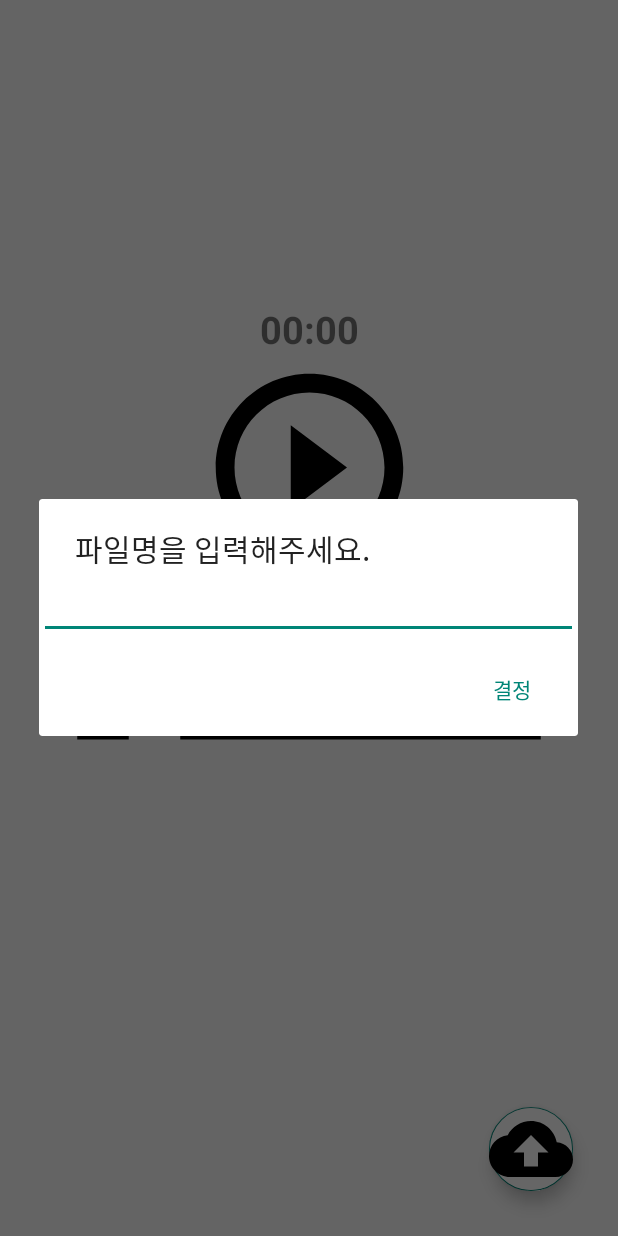
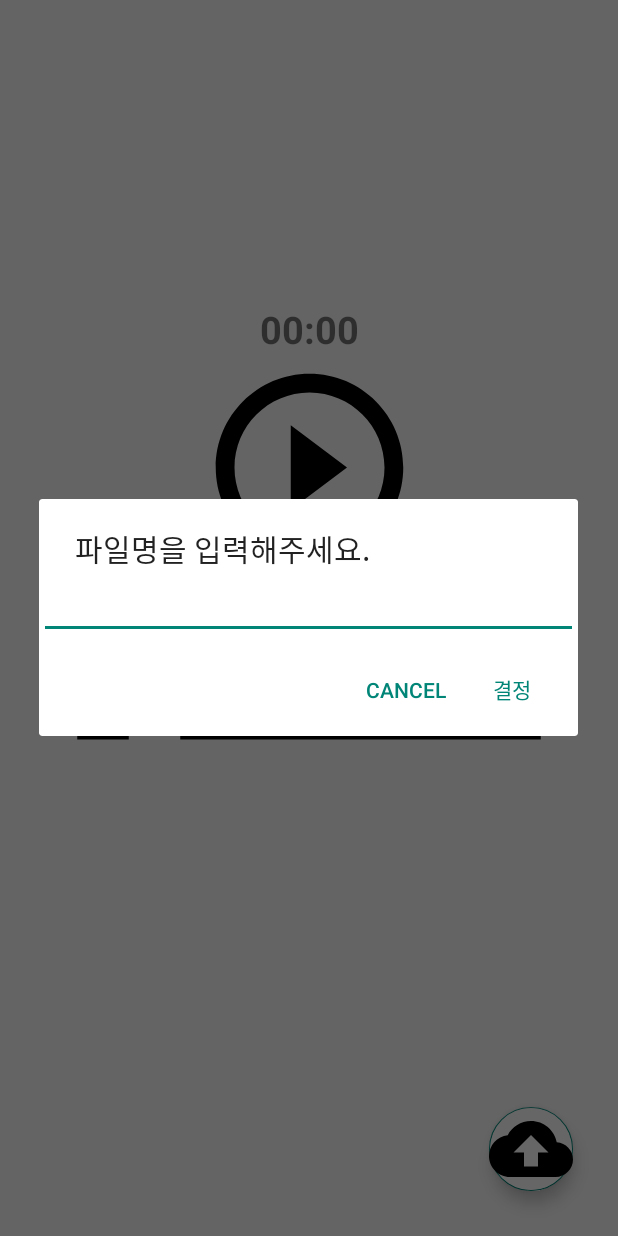
Before and after one commit to hwang434/Audio_Recorder, an Android app: the screen it shows after launch (MainActivity), after a tap on an icon or button, on a phone screen of 412 x 824 dp. Run offline under Robolectric (Android 15) with nearby library versions, the light colour scheme and no system bars; our stand-ins replace Firebase (no records; nobody signed in at launch, a user with empty details on screens opened directly), data binding; 1 other tap on this screen came first.

Commit message:
취소 버튼 추가

```diff
--- a/app/src/main/java/com/example/audiorecorder/views/MainFragment.kt
+++ b/app/src/main/java/com/example/audiorecorder/views/MainFragment.kt
@@ -276,9 +276,8 @@ class MainFragment : Fragment() {
         aBuilder.apply {
             setTitle("파일명을 입력해주세요.")
             setView(editViewForFileName)
-            setPositiveButton("결정") { _, _ ->
-                setFileName("${editViewForFileName.text}.mp3")
-            }
+            setPositiveButton("결정") { _, _ -> }
+            setNegativeButton("cancel") { _, _ -> }
         }
 
         val alertDialog = aBuilder.create()
```
